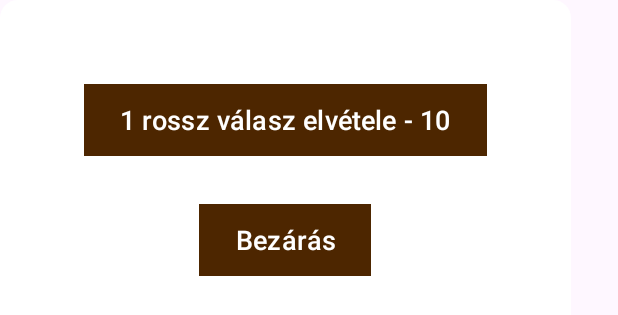
After one commit to biadam08/tudastenger, an Android app: the layout popup_buy_help.xml on its own in the app's theme, with its tools: preview values and no code run, on a phone screen of 412 x 824 dp. The commit adds this screen. Shown: the top 315 px of the screen. Run offline under Robolectric (Android 15) with nearby library versions, the phone set to English and light mode, and no system bars.

Commit message:
Kvízkérdésnél segítség implementálása: 1 rossz válasz elvétele aranyért

```diff
--- a/app/src/main/java/com/szte/tudastenger/adapters/FriendAdapter.java
+++ b/app/src/main/java/com/szte/tudastenger/adapters/FriendAdapter.java
@@ -119,7 +119,7 @@ public class FriendAdapter extends RecyclerView.Adapter<FriendAdapter.ViewHolder
         builder.setNegativeButton("Nem", new DialogInterface.OnClickListener() {
             @Override
             public void onClick(DialogInterface dialogInterface, int i) {
-
+                dialogInterface.cancel();
             }
         });
 
--- /dev/null
+++ b/app/src/main/res/layout/popup_buy_help.xml
@@ -0,0 +1,28 @@
+<?xml version="1.0" encoding="utf-8"?>
+<LinearLayout xmlns:android="http://schemas.android.com/apk/res/android"
+    android:layout_width="wrap_content"
+    android:layout_height="wrap_content"
+    android:background="@drawable/custom_shape_rounded_rectangle"
+    android:orientation="vertical"
+    android:padding="40dp"
+    android:gravity="center">
+
+    <Button
+        android:id="@+id/removeWrongAnswerButton"
+        android:layout_width="wrap_content"
+        android:layout_height="wrap_content"
+        android:layout_margin="16dp"
+        android:background="@drawable/custom_shape_rectangle_button"
+        android:text="1 rossz válasz elvétele - 10"
+        android:textSize="18sp" />
+
+    <Button
+        android:id="@+id/closeHelpPopupButton"
+        android:layout_width="wrap_content"
+        android:layout_height="wrap_content"
+        android:layout_margin="16dp"
+        android:background="@drawable/custom_shape_rectangle_button"
+        android:text="Bezárás"
+        android:textSize="18sp" />
+
+</LinearLayout>
```
Also changed, not shown: app/src/main/java/com/szte/tudastenger/activities/QuizGameActivity.java (+117 -2 lines).
